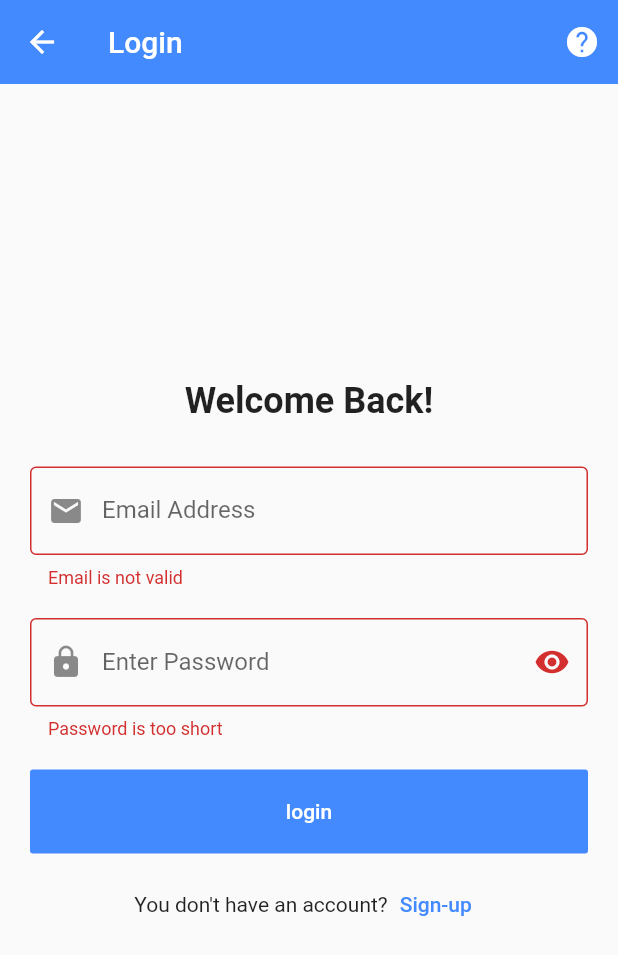
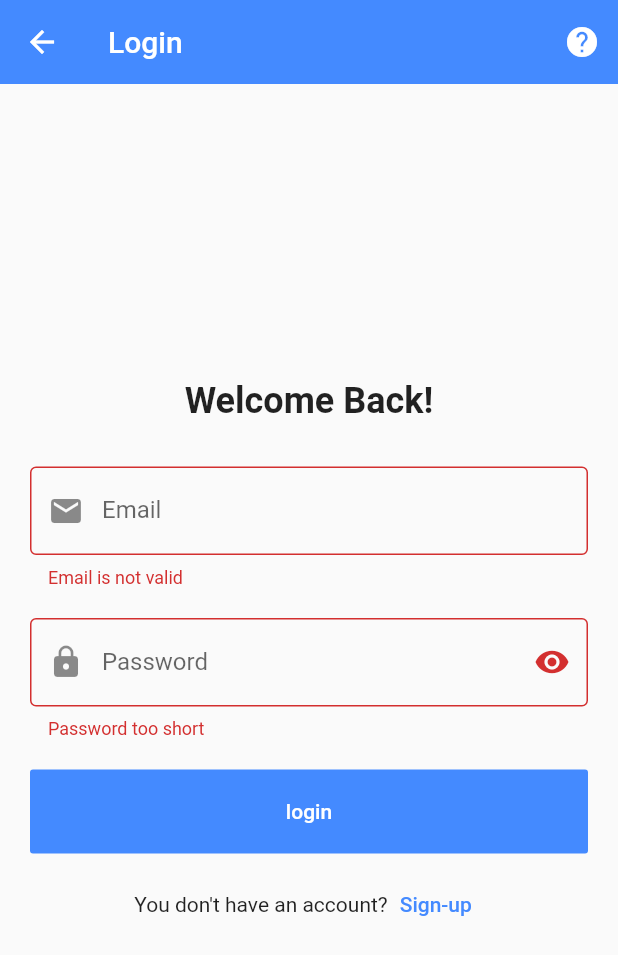
Before and after one commit to ojpro/flutter_learning_app, a Flutter app: the screen it shows after launch, after a tap on "login", on a phone screen of 412 x 824 dp. Shown: the top 955 px of the screen. Run offline on Flutter 3.47's test engine with Material 2 defaults, Android fonts, the phone set to English and light mode, and no system bars.

Commit message:
used custom input component, toggle password.

```diff
--- a/lib/modules/login/login.dart
+++ b/lib/modules/login/login.dart
@@ -2,14 +2,26 @@
 
 import 'package:flutter/material.dart';
 import 'package:flutter_learning_app/shared/components/components.dart';
+import 'package:flutter_learning_app/shared/components/inputs.dart';
 
-class LoginScreen extends StatelessWidget {
+class LoginScreen extends StatefulWidget {
+  LoginScreen({super.key});
+
+  @override
+  State<LoginScreen> createState() => _LoginScreenState();
+}
+
+class _LoginScreenState extends State<LoginScreen> {
   // Fields Controllers
   var emailController = TextEditingController();
+
   var passwordController = TextEditingController();
+
   var formKey = GlobalKey<FormState>();
+  bool hidePassword = true;
 
-  LoginScreen({super.key});
+  @override
+  void initState() {}
 
   @override
   Widget build(BuildContext context) {
@@ -49,41 +61,39 @@ class LoginScreen extends StatelessWidget {
                 SizedBox(
                   height: 30,
                 ),
-                TextFormField(
-                  validator: (value) {
-                    if (value == '') {
+                DefaultInput(
+                  label: "Email",
+                  controller: emailController,
+                  validation: (value) {
+                    if (value == "") {
                       return "Email is not valid";
                     }
                     return null;
                   },
-                  controller: emailController,
-                  keyboardType: TextInputType.emailAddress,
-                  decoration: const InputDecoration(
-                    labelText: "Email Address",
-                    border: OutlineInputBorder(),
-                    prefixIcon: Icon(Icons.email),
-                  ),
+                  type: TextInputType.emailAddress,
+                  prefix: Icons.email,
                 ),
                 SizedBox(
                   height: 20,
                 ),
-                TextFormField(
-                  validator: (value) {
-                    if (value == "") {
-                      return "Password is too short";
-                    }
-                    return null;
-                  },
-                  controller: passwordController,
-                  keyboardType: TextInputType.visiblePassword,
-                  obscureText: true,
-                  decoration: const InputDecoration(
-                    labelText: "Enter Password",
-                    border: OutlineInputBorder(),
-                    prefixIcon: Icon(Icons.lock),
-                    suffixIcon: Icon(Icons.remove_red_eye),
-                  ),
-                ),
+                DefaultInput(
+                    label: "Password",
+                    controller: passwordController,
+                    validation: (value) {
+                      if (value == "") {
+                        return "Password too short";
+                      }
+                      return null;
+                    },
+                    type: TextInputType.visiblePassword,
+                    isPassword: hidePassword,
+                    prefix: Icons.lock,
+                    suffix: Icons.remove_red_eye,
+                    onSuffixPressed: () {
+                      setState(() {
+                        hidePassword = !hidePassword;
+                      });
+                    }),
                 SizedBox(
                   height: 20,
                 ),
--- /dev/null
+++ b/lib/shared/components/inputs.dart
@@ -0,0 +1,27 @@
+import 'package:flutter/material.dart';
+
+Widget DefaultInput({
+  required String label,
+  required TextEditingController controller,
+  required Function validation,
+  required TextInputType type,
+  IconData? prefix,
+  IconData? suffix,
+  Function? onSuffixPressed,
+  bool isPassword = false,
+}) =>
+    TextFormField(
+      validator: (value) => validation(value),
+      controller: controller,
+      keyboardType: type,
+      obscureText: isPassword,
+      decoration: InputDecoration(
+        labelText: label,
+        border: const OutlineInputBorder(),
+        prefixIcon: Icon(prefix),
+        suffixIcon: IconButton(
+          icon: Icon(suffix),
+          onPressed: () => onSuffixPressed!(),
+        ),
+      ),
+    );
```
